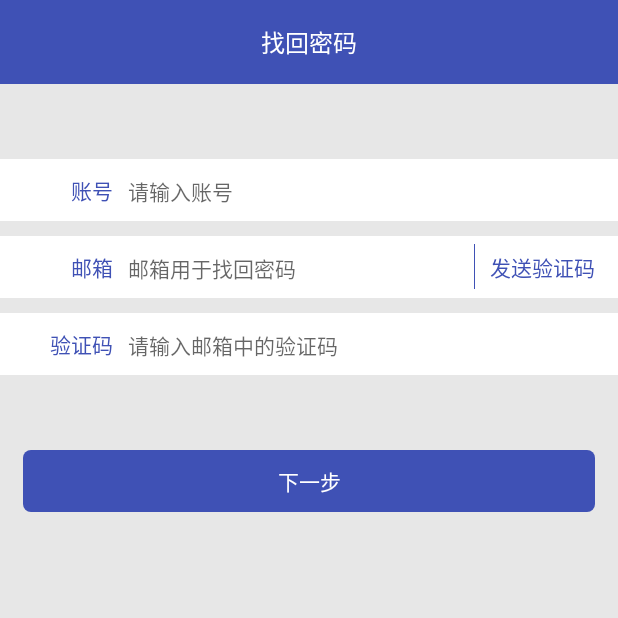
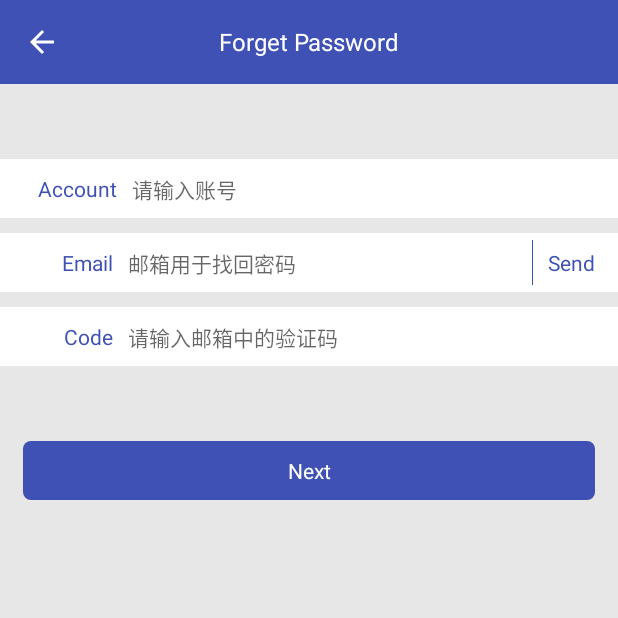
Before and after one commit to rixtdqqq/MVPDemp, an Android app: the fragment FindPasswordFrag placed in its activity, on a phone screen of 412 x 824 dp, the top half of it. Run offline under Robolectric (Android 15) with nearby library versions, the phone set to English and light mode, and no system bars; libraries missing offline, so code that uses them is left out: rx.android.schedulers, rx.schedulers.

Commit message:
优化找回密码发送验证码

```diff
--- a/app/src/main/java/com/example/mvpdemo/util/Constant.java
+++ b/app/src/main/java/com/example/mvpdemo/util/Constant.java
@@ -8,6 +8,9 @@ import android.Manifest;
  */
 
 public final class Constant {
+
+    private Constant() {
+    }
 
     /**
      * fragment的标记，用于判断加载哪个fragment
@@ -24,7 +27,7 @@ public final class Constant {
 
     public static final String ID_CARD_BASE_URL = "http://apis.juhe.cn/idcard/";
 
-    public static final String LOCAL_SERVICE = "http://192.168.1.102:8080/WebProject/";
+    public static final String LOCAL_SERVICE = "http://192.168.1.100:8080/WebProject/";
 
     public static final String BITMAP_PATH = "http://pic41.nipic.com/20140509/4746986_145156378323_2.jpg";
     /**
--- a/app/src/main/java/com/example/mvpdemo/util/RequestService.java
+++ b/app/src/main/java/com/example/mvpdemo/util/RequestService.java
@@ -55,9 +55,9 @@ public final class RequestService {
                             .addInterceptor(addHeaderInterceptor()) // token过滤
                             .addInterceptor(httpLoggingInterceptor)//日志,所有的请求响应都看到
                             .cache(cache) //添加缓存
-                            .connectTimeout(10, TimeUnit.SECONDS)
-                            .readTimeout(600, TimeUnit.MILLISECONDS)
-                            .writeTimeout(600, TimeUnit.MILLISECONDS)
+                            .connectTimeout(6, TimeUnit.SECONDS)
+                            .readTimeout(6, TimeUnit.SECONDS)
+                            .writeTimeout(6, TimeUnit.SECONDS)
                             .build();
 
                     retrofit = new Retrofit.Builder()
--- a/app/src/main/java/com/example/mvpdemo/util/Util.java
+++ b/app/src/main/java/com/example/mvpdemo/util/Util.java
@@ -6,11 +6,16 @@ import android.support.v4.app.FragmentTransaction;
 import android.support.v7.app.ActionBar;
 import android.support.v7.widget.Toolbar;
 import android.view.WindowManager;
+import android.view.inputmethod.InputMethodManager;
+import android.widget.EditText;
 
 import com.example.mvpdemo.view.activity.LoginActivity;
 import com.example.mvpdemo.view.activity.MainActivity;
 import com.example.mvpdemo.view.base.BaseActivity;
 import com.example.mvpdemo.view.base.BaseFragment;
+
+import java.util.Timer;
+import java.util.TimerTask;
 
 /**
  * 工具类
@@ -69,4 +74,33 @@ public final class Util {
         wh[1] = windowManager.getDefaultDisplay().getHeight();
         return wh;
     }
+
+    /**
+     * 对于刚跳到一个新的界面就要弹出软键盘的情况上述代码可能由于界面未加载完全而无法弹出软键盘。此时应该适当的延迟弹出软键盘如500毫秒（保证界面的数据加载完成）
+     */
+    public static void showSoftKeyBoard(EditText editText) {
+        editText.setFocusableInTouchMode(true);
+        editText.requestFocus();
+        Timer timer = new Timer();
+        timer.schedule(new TimerTask() {
+                           @Override
+                           public void run() {
+                               InputMethodManager inputManager =
+                                       (InputMethodManager) editText.getContext().getSystemService(Context.INPUT_METHOD_SERVICE);
+                               inputManager.showSoftInput(editText, 0);
+                           }
+
+                       },
+                500);
+    }
+
+    /**
+     * 对于刚跳到一个新的界面就要弹出软键盘的情况上述代码可能由于界面未加载完全而无法弹出软键盘。此时应该适当的延迟弹出软键盘如500毫秒（保证界面的数据加载完成）
+     */
+    public static void hideSoftKeyBoard(EditText editText) {
+        InputMethodManager inputManager =
+                (InputMethodManager) editText.getContext().getSystemService(Context.INPUT_METHOD_SERVICE);
+        inputManager.hideSoftInputFromWindow(editText.getWindowToken(), 0);
+    }
+
 }
--- a/app/src/main/java/com/example/mvpdemo/view/fragment/FindPasswordFrag.java
+++ b/app/src/main/java/com/example/mvpdemo/view/fragment/FindPasswordFrag.java
@@ -3,7 +3,6 @@ package com.example.mvpdemo.view.fragment;
 
 import android.content.Intent;
 import android.os.Bundle;
-import android.support.annotation.Nullable;
 import android.support.v7.widget.Toolbar;
 import android.text.TextUtils;
 import android.view.View;
@@ -50,11 +49,6 @@ public class FindPasswordFrag extends BaseFragment implements IFindPasswordConta
     @Override
     protected int getLayoutId() {
         return R.layout.frag_find_password;
-    }
-
-    @Override
-    public void onViewCreated(View view, @Nullable Bundle savedInstanceState) {
-        super.onViewCreated(view, savedInstanceState);
     }
 
     @Override
@@ -118,6 +112,7 @@ public class FindPasswordFrag extends BaseFragment implements IFindPasswordConta
         etEmail = (EditText) view.findViewById(R.id.user_email);
         btnSendCheckCode = (TextView) view.findViewById(R.id.send_check_code);
         btnSubmit = (TextView) view.findViewById(R.id.submit);
+        Util.showSoftKeyBoard(etAccount);
     }
 
     @Override
--- a/app/src/main/java/com/example/mvpdemo/view/fragment/LoginFragment.java
+++ b/app/src/main/java/com/example/mvpdemo/view/fragment/LoginFragment.java
@@ -16,6 +16,7 @@ import com.example.mvpdemo.base.ILoginContact;
 import com.example.mvpdemo.presenter.LoginPresenterImpl;
 import com.example.mvpdemo.util.Constant;
 import com.example.mvpdemo.util.NetworkUtil;
+import com.example.mvpdemo.util.Util;
 import com.example.mvpdemo.view.activity.MainActivity;
 import com.example.mvpdemo.view.activity.RegisterAndFindActivity;
 import com.example.mvpdemo.view.base.BaseFragment;
@@ -65,6 +66,7 @@ public class LoginFragment extends BaseFragment implements ILoginContact.ILoginV
         etPassword = (TextInputEditText) view.findViewById(R.id.user_pwd);
         btnFindPassword = (TextView) view.findViewById(R.id.find_password);
         btnRegisterUser = (TextView) view.findViewById(R.id.new_user);
+        Util.showSoftKeyBoard(etUserName);
     }
 
     @Override
--- a/app/src/main/res/layout/frag_find_password.xml
+++ b/app/src/main/res/layout/frag_find_password.xml
@@ -17,7 +17,7 @@
             style="@style/TextTitleStyle"
             android:layout_width="wrap_content"
             android:layout_height="wrap_content"
-            android:text="找回密码"/>
+            android:text="@string/find_password"/>
     </android.support.v7.widget.Toolbar>
 
     <LinearLayout
@@ -36,7 +36,7 @@
             android:gravity="right"
             android:minWidth="70dp"
             android:padding="@dimen/common_margin_10"
-            android:text="账号"/>
+            android:text="@string/user_name"/>
 
         <EditText
             android:id="@+id/user_name"
@@ -45,8 +45,9 @@
             android:layout_height="wrap_content"
             android:layout_weight="3"
             android:background="@null"
-            android:singleLine="true"
-            android:hint="请输入账号"/>
+            android:hint="请输入账号"
+            android:inputType="textEmailAddress"
+            android:singleLine="true"/>
     </LinearLayout>
 
     <LinearLayout
@@ -65,7 +66,7 @@
             android:gravity="right"
             android:minWidth="70dp"
             android:padding="@dimen/common_margin_10"
-            android:text="邮箱"/>
+            android:text="@string/email"/>
 
         <EditText
             android:id="@+id/user_email"
@@ -73,10 +74,10 @@
             android:layout_width="0dp"
             android:layout_height="wrap_content"
             android:layout_weight="3"
-            android:singleLine="true"
             android:background="@null"
             android:hint="邮箱用于找回密码"
-            android:inputType="textEmailAddress"/>
+            android:inputType="textEmailAddress"
+            android:singleLine="true"/>
 
         <View
             android:layout_width="@dimen/common_line_wh"
@@ -89,10 +90,10 @@
             style="@style/TextStyle14ColorPrimary"
             android:layout_width="wrap_content"
             android:layout_height="wrap_content"
+            android:paddingBottom="@dimen/common_margin_10"
             android:paddingLeft="@dimen/common_margin_10"
             android:paddingTop="@dimen/common_margin_10"
-            android:paddingBottom="@dimen/common_margin_10"
-            android:text="发送验证码"/>
+            android:text="@string/send_check_code"/>
 
     </LinearLayout>
 
@@ -112,7 +113,7 @@
             android:gravity="right"
             android:minWidth="70dp"
             android:padding="@dimen/common_margin_10"
-            android:text="验证码"/>
+            android:text="@string/check_code"/>
 
         <EditText
             android:id="@+id/check_code"
@@ -120,11 +121,11 @@
             android:layout_width="0dp"
             android:layout_height="wrap_content"
             android:layout_weight="3"
+            android:background="@null"
+            android:hint="请输入邮箱中的验证码"
+            android:inputType="number"
             android:maxLength="6"
-            android:background="@null"
-            android:singleLine="true"
-            android:hint="请输入邮箱中的验证码"
-            android:inputType="number"/>
+            android:singleLine="true"/>
     </LinearLayout>
 
     <TextView
@@ -137,6 +138,6 @@
         android:background="@drawable/btn_selector"
         android:gravity="center"
         android:padding="@dimen/common_margin_10"
-        android:text="下一步"
+        android:text="@string/next"
         android:textColor="@android:color/white"/>
 </LinearLayout>
--- a/app/src/main/res/layout/fragment_amap.xml
+++ b/app/src/main/res/layout/fragment_amap.xml
@@ -33,7 +33,7 @@
             android:padding="@dimen/common_margin_10"/>
 
         <View
-            android:layout_width="1dp"
+            android:layout_width="@dimen/common_line_wh"
             android:layout_height="30dp"
             android:background="@color/colorPrimary"/>
 
@@ -53,10 +53,10 @@
         android:layout_width="match_parent"
         android:layout_height="wrap_content"
         android:layout_gravity="bottom"
-        android:layout_marginBottom="150dp"
+        android:layout_marginBottom="110dp"
         android:layout_marginLeft="@dimen/common_margin_15"
         android:layout_marginRight="@dimen/common_margin_15"
-        android:background="#66ffffff"
+        android:background="#77ffffff"
         android:gravity="center_vertical"
         android:orientation="horizontal"
         android:padding="@dimen/common_margin_10">
--- a/app/src/main/res/layout/fragment_login.xml
+++ b/app/src/main/res/layout/fragment_login.xml
@@ -38,7 +38,7 @@
             android:layout_width="match_parent"
             android:layout_height="wrap_content"
             android:imeOptions="actionNext"
-            android:inputType="text"
+            android:inputType="textEmailAddress"
             tools:text="zhu"/>
 
     </android.support.design.widget.TextInputLayout>
@@ -105,5 +105,5 @@
         android:layout_width="match_parent"
         android:layout_height="wrap_content"
         android:gravity="bottom|center_horizontal"
-        android:text="版权所有zhuyingxin(2017)"/>
+        android:text="Copyright(2017) zhuyingxin"/>
 </LinearLayout>
--- a/app/src/main/res/layout/popu_map_type.xml
+++ b/app/src/main/res/layout/popu_map_type.xml
@@ -52,6 +52,10 @@
         android:gravity="center"
         android:padding="5dp"
         android:text="卫星地图"/>
+    <View
+        android:layout_width="match_parent"
+        android:layout_height="1dp"
+        android:background="@color/colorPrimary"/>
     <TextView
         android:id="@+id/search_map_tv"
         style="@style/TextStyle14ColorPrimary"
--- a/app/src/main/res/values/strings.xml
+++ b/app/src/main/res/values/strings.xml
@@ -6,7 +6,7 @@
     <string name="my_resume">My\nResume</string>
 
     <string name="new_user">Account</string>
-    <string name="find_password">Forgot Password</string>
+    <string name="find_password">Forget Password</string>
     <string name="network_interruption">Network Interruption</string>
     <string name="register">Register</string>
     <string name="confirm_password">Confirm</string>
@@ -22,5 +22,8 @@
     <string name="position">Position</string>
     <string name="home">Home</string>
     <string name="search">Search</string>
+    <string name="check_code">Code</string>
+    <string name="send_check_code">Send</string>
+    <string name="next">Next</string>
 
 </resources>
--- a/app/src/main/res/values/styles.xml
+++ b/app/src/main/res/values/styles.xml
@@ -6,7 +6,7 @@
         <item name="colorPrimary">@color/colorPrimary</item>
         <item name="colorPrimaryDark">@color/colorPrimaryDark</item>
         <item name="colorAccent">@color/colorAccent</item>
-        <item name="colorControlNormal">@color/colorPrimary</item>
+        <item name="colorControlNormal">@android:color/white</item>
         <item name="drawerArrowStyle">@style/AppTheme.MyDrawerArrowStyle</item>
     </style>
     <!--加入一個新的 navigation drarwer 的風格-->
```
Also changed, not shown: app/src/main/java/com/example/mvpdemo/base/IMapContact.java (+9 -0 lines), app/src/main/java/com/example/mvpdemo/view/fragment/AmapFrag.java (+22 -2 lines), 1 other file.
